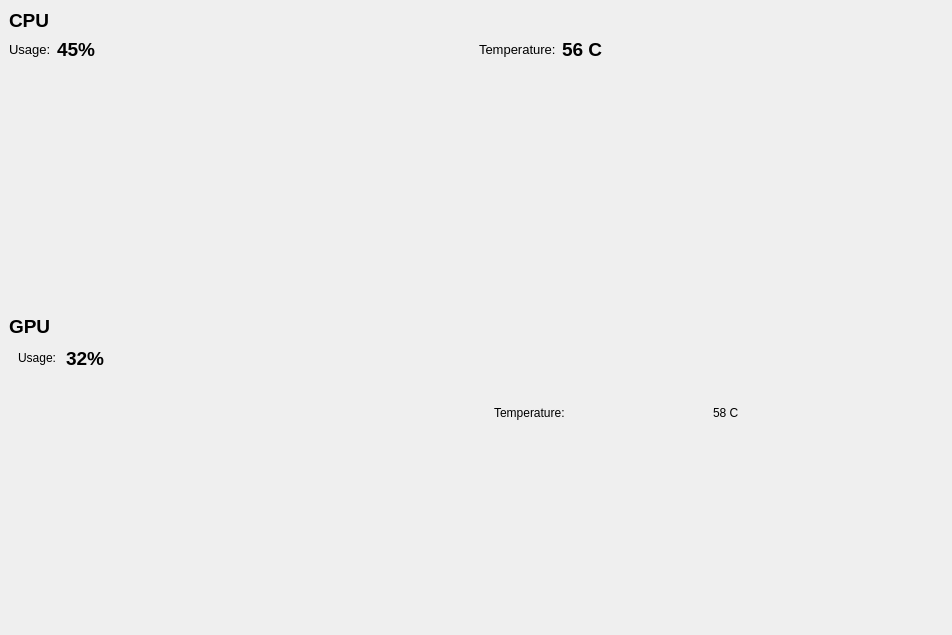
First picture: the form in mainwindow.ui, repository pearcepackman/CorePanel, before the edit.
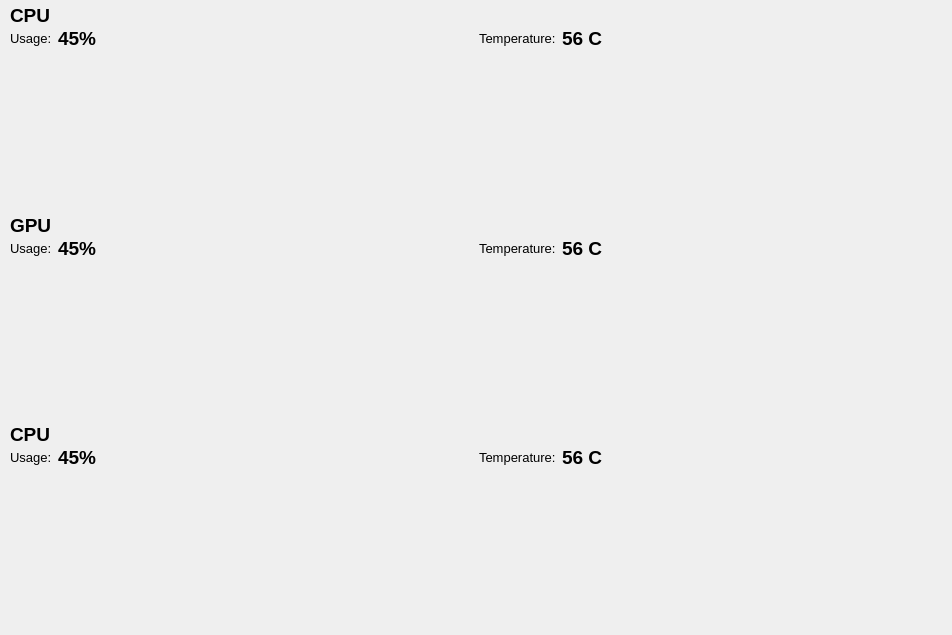
Second picture: the form after the edit.

What changed in the file:
```diff
--- a/mainwindow.ui
+++ b/mainwindow.ui
@@ -29,21 +29,34 @@
    <property name="autoFillBackground">
     <bool>false</bool>
    </property>
-   <layout class="QHBoxLayout">
-    <item>
      <layout class="QVBoxLayout" name="verticalLayout">
-      <item alignment="Qt::AlignmentFlag::AlignTop">
+    <property name="spacing">
+     <number>2</number>
+    </property>
+    <property name="leftMargin">
+     <number>10</number>
+    </property>
+    <property name="topMargin">
+     <number>4</number>
+    </property>
+    <property name="rightMargin">
+     <number>4</number>
+    </property>
+    <property name="bottomMargin">
+     <number>4</number>
+    </property>
+    <item>
        <widget class="QWidget" name="cpuWidget" native="true">
         <property name="sizePolicy">
-         <sizepolicy hsizetype="Expanding" vsizetype="Expanding">
+       <sizepolicy hsizetype="Preferred" vsizetype="Preferred">
           <horstretch>0</horstretch>
           <verstretch>0</verstretch>
          </sizepolicy>
         </property>
         <property name="minimumSize">
          <size>
-          <width>400</width>
-          <height>300</height>
+        <width>0</width>
+        <height>200</height>
          </size>
         </property>
         <layout class="QVBoxLayout" name="verticalLayout_5">
@@ -61,6 +74,9 @@
          </property>
          <item>
           <layout class="QVBoxLayout" name="cpuLayout_2">
+         <property name="spacing">
+          <number>0</number>
+         </property>
            <item>
             <widget class="QLabel" name="label_9">
              <property name="sizePolicy">
@@ -85,6 +101,9 @@
            </item>
            <item>
             <layout class="QHBoxLayout" name="horizontalLayout_4">
+           <property name="spacing">
+            <number>0</number>
+           </property>
              <item>
               <layout class="QVBoxLayout" name="cpuUsageLayout">
                <property name="spacing">
@@ -103,8 +122,8 @@
                  </property>
                  <property name="minimumSize">
                   <size>
-                   <width>400</width>
-                   <height>50</height>
+                 <width>0</width>
+                 <height>0</height>
                   </size>
                  </property>
                  <layout class="QVBoxLayout" name="verticalLayout_6">
@@ -150,7 +169,7 @@
                      <item>
                       <widget class="QLabel" name="label_2">
                        <property name="sizePolicy">
-                        <sizepolicy hsizetype="Fixed" vsizetype="Preferred">
+                      <sizepolicy hsizetype="Fixed" vsizetype="Fixed">
                          <horstretch>0</horstretch>
                          <verstretch>0</verstretch>
                         </sizepolicy>
@@ -167,6 +186,12 @@
                      </item>
                      <item>
                       <widget class="QLabel" name="cpuUsageOutput">
+                     <property name="sizePolicy">
+                      <sizepolicy hsizetype="Fixed" vsizetype="Fixed">
+                       <horstretch>0</horstretch>
+                       <verstretch>0</verstretch>
+                      </sizepolicy>
+                     </property>
                        <property name="font">
                         <font>
                          <pointsize>14</pointsize>
@@ -208,15 +233,15 @@
                      <item>
                       <widget class="QWidget" name="cpuUsageChart" native="true">
                        <property name="sizePolicy">
-                        <sizepolicy hsizetype="Expanding" vsizetype="Expanding">
+                      <sizepolicy hsizetype="Preferred" vsizetype="Preferred">
                          <horstretch>0</horstretch>
                          <verstretch>0</verstretch>
                         </sizepolicy>
                        </property>
                        <property name="minimumSize">
                         <size>
-                         <width>400</width>
-                         <height>50</height>
+                       <width>0</width>
+                       <height>0</height>
                         </size>
                        </property>
                       </widget>
@@ -244,8 +269,8 @@
                  </property>
                  <property name="minimumSize">
                   <size>
-                   <width>400</width>
-                   <height>50</height>
+                 <width>0</width>
+                 <height>0</height>
                   </size>
                  </property>
                  <layout class="QVBoxLayout" name="verticalLayout_9">
@@ -368,8 +393,8 @@
                        </property>
                        <property name="minimumSize">
                         <size>
-                         <width>400</width>
-                         <height>50</height>
+                       <width>0</width>
+                       <height>0</height>
                         </size>
                        </property>
                       </widget>
@@ -392,21 +417,18 @@
       <item>
        <widget class="QWidget" name="gpuWidget" native="true">
         <property name="sizePolicy">
-         <sizepolicy hsizetype="Expanding" vsizetype="Expanding">
+       <sizepolicy hsizetype="Preferred" vsizetype="Preferred">
           <horstretch>0</horstretch>
           <verstretch>0</verstretch>
          </sizepolicy>
         </property>
         <property name="minimumSize">
          <size>
-          <width>400</width>
-          <height>300</height>
-         </size>
-        </property>
-        <layout class="QVBoxLayout" name="verticalLayout_3">
-         <property name="spacing">
-          <number>0</number>
-         </property>
+        <width>0</width>
+        <height>200</height>
+       </size>
+      </property>
+      <layout class="QVBoxLayout" name="verticalLayout_15">
          <property name="leftMargin">
           <number>0</number>
          </property>
@@ -420,9 +442,12 @@
           <number>0</number>
          </property>
          <item>
-          <layout class="QVBoxLayout" name="gpuLayout">
+        <layout class="QVBoxLayout" name="cpuLayout_4">
+         <property name="spacing">
+          <number>0</number>
+         </property>
            <item>
-            <widget class="QLabel" name="label_10">
+          <widget class="QLabel" name="label_11">
              <property name="sizePolicy">
               <sizepolicy hsizetype="Fixed" vsizetype="Fixed">
                <horstretch>0</horstretch>
@@ -435,15 +460,27 @@
                <bold>true</bold>
               </font>
              </property>
+           <property name="lineWidth">
+            <number>1</number>
+           </property>
              <property name="text">
               <string>GPU</string>
              </property>
             </widget>
            </item>
            <item>
-            <layout class="QHBoxLayout" name="horizontalLayout_3">
+          <layout class="QHBoxLayout" name="horizontalLayout_7">
+           <property name="spacing">
+            <number>0</number>
+           </property>
              <item>
-              <layout class="QVBoxLayout" name="gpuUsageLayout">
+            <layout class="QVBoxLayout" name="cpuUsageLayout_3">
+             <property name="spacing">
+              <number>0</number>
+             </property>
+             <property name="sizeConstraint">
+              <enum>QLayout::SizeConstraint::SetDefaultConstraint</enum>
+             </property>
                <item>
                 <widget class="QWidget" name="gpuUsageWidget" native="true">
                  <property name="sizePolicy">
@@ -452,7 +489,13 @@
                    <verstretch>0</verstretch>
                   </sizepolicy>
                  </property>
-                 <layout class="QVBoxLayout" name="verticalLayout_4">
+               <property name="minimumSize">
+                <size>
+                 <width>400</width>
+                 <height>50</height>
+                </size>
+               </property>
+               <layout class="QVBoxLayout" name="verticalLayout_16">
                   <property name="spacing">
                    <number>0</number>
                   </property>
@@ -469,43 +512,210 @@
                    <number>0</number>
                   </property>
                   <item>
-                   <widget class="QWidget" name="widget_7" native="true">
+                 <widget class="QWidget" name="widget_11" native="true">
                     <property name="sizePolicy">
                      <sizepolicy hsizetype="Fixed" vsizetype="Fixed">
                       <horstretch>0</horstretch>
                       <verstretch>0</verstretch>
                      </sizepolicy>
                     </property>
-                    <layout class="QHBoxLayout" name="horizontalLayout_6">
+                  <layout class="QHBoxLayout" name="horizontalLayout_8">
+                   <property name="spacing">
+                    <number>6</number>
+                   </property>
+                   <property name="leftMargin">
+                    <number>0</number>
+                   </property>
+                   <property name="topMargin">
+                    <number>0</number>
+                   </property>
+                   <property name="rightMargin">
+                    <number>0</number>
+                   </property>
+                   <property name="bottomMargin">
+                    <number>0</number>
+                   </property>
                      <item>
                       <widget class="QLabel" name="label_4">
                        <property name="sizePolicy">
-                        <sizepolicy hsizetype="Fixed" vsizetype="Fixed">
+                      <sizepolicy hsizetype="Fixed" vsizetype="Preferred">
                          <horstretch>0</horstretch>
                          <verstretch>0</verstretch>
                         </sizepolicy>
                        </property>
+                     <property name="font">
+                      <font>
+                       <pointsize>10</pointsize>
+                      </font>
+                     </property>
                        <property name="text">
-                        <string>Usage: </string>
+                      <string>Usage:</string>
                        </property>
                       </widget>
                      </item>
                      <item>
                       <widget class="QLabel" name="gpuUsageOutput">
+                     <property name="font">
+                      <font>
+                       <pointsize>14</pointsize>
+                       <bold>true</bold>
+                      </font>
+                     </property>
+                     <property name="text">
+                      <string>45%</string>
+                     </property>
+                    </widget>
+                   </item>
+                  </layout>
+                 </widget>
+                </item>
+                <item>
+                 <widget class="QWidget" name="widget_12" native="true">
                        <property name="sizePolicy">
+                   <sizepolicy hsizetype="Preferred" vsizetype="Preferred">
+                    <horstretch>0</horstretch>
+                    <verstretch>0</verstretch>
+                   </sizepolicy>
+                  </property>
+                  <layout class="QVBoxLayout" name="verticalLayout_17">
+                   <property name="spacing">
+                    <number>0</number>
+                   </property>
+                   <property name="leftMargin">
+                    <number>0</number>
+                   </property>
+                   <property name="topMargin">
+                    <number>0</number>
+                   </property>
+                   <property name="rightMargin">
+                    <number>0</number>
+                   </property>
+                   <property name="bottomMargin">
+                    <number>0</number>
+                   </property>
+                   <item>
+                    <widget class="QWidget" name="gpuUsageChart" native="true">
+                     <property name="sizePolicy">
+                      <sizepolicy hsizetype="Expanding" vsizetype="Expanding">
+                       <horstretch>0</horstretch>
+                       <verstretch>0</verstretch>
+                      </sizepolicy>
+                     </property>
+                     <property name="minimumSize">
+                      <size>
+                       <width>0</width>
+                       <height>0</height>
+                      </size>
+                     </property>
+                    </widget>
+                   </item>
+                  </layout>
+                 </widget>
+                </item>
+               </layout>
+              </widget>
+             </item>
+            </layout>
+           </item>
+           <item>
+            <layout class="QVBoxLayout" name="cpuTempLayout_3">
+             <property name="spacing">
+              <number>0</number>
+             </property>
+             <item>
+              <widget class="QWidget" name="cpuTempWidget_3" native="true">
+               <property name="sizePolicy">
+                <sizepolicy hsizetype="Expanding" vsizetype="Expanding">
+                 <horstretch>0</horstretch>
+                 <verstretch>0</verstretch>
+                </sizepolicy>
+               </property>
+               <property name="minimumSize">
+                <size>
+                 <width>400</width>
+                 <height>50</height>
+                </size>
+               </property>
+               <layout class="QVBoxLayout" name="verticalLayout_18">
+                <property name="spacing">
+                 <number>0</number>
+                </property>
+                <property name="leftMargin">
+                 <number>0</number>
+                </property>
+                <property name="topMargin">
+                 <number>0</number>
+                </property>
+                <property name="rightMargin">
+                 <number>0</number>
+                </property>
+                <property name="bottomMargin">
+                 <number>0</number>
+                </property>
+                <item>
+                 <widget class="QWidget" name="widget_13" native="true">
+                  <property name="sizePolicy">
                         <sizepolicy hsizetype="Fixed" vsizetype="Fixed">
                          <horstretch>0</horstretch>
                          <verstretch>0</verstretch>
                         </sizepolicy>
                        </property>
+                  <property name="minimumSize">
+                   <size>
+                    <width>0</width>
+                    <height>0</height>
+                   </size>
+                  </property>
+                  <layout class="QHBoxLayout" name="horizontalLayout_9">
+                   <property name="spacing">
+                    <number>6</number>
+                   </property>
+                   <property name="leftMargin">
+                    <number>0</number>
+                   </property>
+                   <property name="topMargin">
+                    <number>0</number>
+                   </property>
+                   <property name="rightMargin">
+                    <number>0</number>
+                   </property>
+                   <property name="bottomMargin">
+                    <number>0</number>
+                   </property>
+                   <item alignment="Qt::AlignmentFlag::AlignLeft">
+                    <widget class="QLabel" name="label_8">
+                     <property name="sizePolicy">
+                      <sizepolicy hsizetype="Fixed" vsizetype="Preferred">
+                       <horstretch>0</horstretch>
+                       <verstretch>0</verstretch>
+                      </sizepolicy>
+                     </property>
                        <property name="font">
                         <font>
+                       <pointsize>10</pointsize>
+                      </font>
+                     </property>
+                     <property name="text">
+                      <string>Temperature:</string>
+                     </property>
+                    </widget>
+                   </item>
+                   <item alignment="Qt::AlignmentFlag::AlignLeft">
+                    <widget class="QLabel" name="gpuTempOutput">
+                     <property name="sizePolicy">
+                      <sizepolicy hsizetype="Preferred" vsizetype="Preferred">
+                       <horstretch>0</horstretch>
+                       <verstretch>0</verstretch>
+                      </sizepolicy>
+                     </property>
+                     <property name="font">
+                      <font>
                          <pointsize>14</pointsize>
                          <bold>true</bold>
                         </font>
                        </property>
                        <property name="text">
-                        <string>32%</string>
+                      <string>56 C</string>
                        </property>
                       </widget>
                      </item>
@@ -513,38 +723,212 @@
                    </widget>
                   </item>
                   <item>
-                   <widget class="QWidget" name="widget_8" native="true"/>
+                 <widget class="QWidget" name="widget_14" native="true">
+                  <property name="sizePolicy">
+                   <sizepolicy hsizetype="Preferred" vsizetype="Preferred">
+                    <horstretch>0</horstretch>
+                    <verstretch>0</verstretch>
+                   </sizepolicy>
+                  </property>
+                  <layout class="QVBoxLayout" name="verticalLayout_19">
+                   <property name="spacing">
+                    <number>0</number>
+                   </property>
+                   <property name="leftMargin">
+                    <number>0</number>
+                   </property>
+                   <property name="topMargin">
+                    <number>0</number>
+                   </property>
+                   <property name="rightMargin">
+                    <number>0</number>
+                   </property>
+                   <property name="bottomMargin">
+                    <number>0</number>
+                   </property>
+                   <item>
+                    <widget class="QWidget" name="gpuTempChart" native="true">
+                     <property name="sizePolicy">
+                      <sizepolicy hsizetype="Expanding" vsizetype="Expanding">
+                       <horstretch>0</horstretch>
+                       <verstretch>0</verstretch>
+                      </sizepolicy>
+                     </property>
+                     <property name="minimumSize">
+                      <size>
+                       <width>0</width>
+                       <height>0</height>
+                      </size>
+                     </property>
+                    </widget>
                   </item>
                  </layout>
                 </widget>
                </item>
               </layout>
+              </widget>
              </item>
+            </layout>
+           </item>
+          </layout>
+         </item>
+        </layout>
+       </item>
+      </layout>
+     </widget>
+    </item>
              <item>
-              <layout class="QVBoxLayout" name="gpuTempLayout">
+     <widget class="QWidget" name="cpuWidget_2" native="true">
+      <property name="sizePolicy">
+       <sizepolicy hsizetype="Expanding" vsizetype="Expanding">
+        <horstretch>0</horstretch>
+        <verstretch>0</verstretch>
+       </sizepolicy>
+      </property>
+      <property name="minimumSize">
+       <size>
+        <width>0</width>
+        <height>200</height>
+       </size>
+      </property>
+      <layout class="QVBoxLayout" name="verticalLayout_10">
+       <property name="spacing">
+        <number>0</number>
+       </property>
+       <property name="leftMargin">
+        <number>0</number>
+       </property>
+       <property name="topMargin">
+        <number>0</number>
+       </property>
+       <property name="rightMargin">
+        <number>0</number>
+       </property>
+       <property name="bottomMargin">
+        <number>0</number>
+       </property>
                <item>
-                <widget class="QWidget" name="gpuTempWidget" native="true">
-                 <layout class="QVBoxLayout" name="verticalLayout_2">
+        <layout class="QVBoxLayout" name="cpuLayout_3">
+         <property name="spacing">
+          <number>0</number>
+         </property>
                   <item>
-                   <widget class="QWidget" name="widget" native="true">
+          <widget class="QLabel" name="label_10">
                     <property name="sizePolicy">
-                     <sizepolicy hsizetype="Expanding" vsizetype="Expanding">
+            <sizepolicy hsizetype="Fixed" vsizetype="Fixed">
                       <horstretch>0</horstretch>
                       <verstretch>0</verstretch>
                      </sizepolicy>
                     </property>
+           <property name="font">
+            <font>
+             <pointsize>14</pointsize>
+             <bold>true</bold>
+            </font>
+           </property>
+           <property name="lineWidth">
+            <number>1</number>
+           </property>
+           <property name="text">
+            <string>CPU</string>
+           </property>
+          </widget>
+         </item>
+         <item>
                     <layout class="QHBoxLayout" name="horizontalLayout_5">
+           <property name="spacing">
+            <number>0</number>
+           </property>
+           <item>
+            <layout class="QVBoxLayout" name="cpuUsageLayout_2">
+             <property name="spacing">
+              <number>0</number>
+             </property>
+             <property name="sizeConstraint">
+              <enum>QLayout::SizeConstraint::SetDefaultConstraint</enum>
+             </property>
+             <item>
+              <widget class="QWidget" name="cpuUsageWidget_2" native="true">
+               <property name="sizePolicy">
+                <sizepolicy hsizetype="Expanding" vsizetype="Expanding">
+                 <horstretch>0</horstretch>
+                 <verstretch>0</verstretch>
+                </sizepolicy>
+               </property>
+               <property name="minimumSize">
+                <size>
+                 <width>400</width>
+                 <height>50</height>
+                </size>
+               </property>
+               <layout class="QVBoxLayout" name="verticalLayout_11">
+                <property name="spacing">
+                 <number>0</number>
+                </property>
+                <property name="leftMargin">
+                 <number>0</number>
+                </property>
+                <property name="topMargin">
+                 <number>0</number>
+                </property>
+                <property name="rightMargin">
+                 <number>0</number>
+                </property>
+                <property name="bottomMargin">
+                 <number>0</number>
+                </property>
+                <item>
+                 <widget class="QWidget" name="widget_7" native="true">
+                  <property name="sizePolicy">
+                   <sizepolicy hsizetype="Fixed" vsizetype="Fixed">
+                    <horstretch>0</horstretch>
+                    <verstretch>0</verstretch>
+                   </sizepolicy>
+                  </property>
+                  <layout class="QHBoxLayout" name="horizontalLayout_3">
+                   <property name="spacing">
+                    <number>6</number>
+                   </property>
+                   <property name="leftMargin">
+                    <number>0</number>
+                   </property>
+                   <property name="topMargin">
+                    <number>0</number>
+                   </property>
+                   <property name="rightMargin">
+                    <number>0</number>
+                   </property>
+                   <property name="bottomMargin">
+                    <number>0</number>
+                   </property>
                      <item>
                       <widget class="QLabel" name="label_3">
+                     <property name="sizePolicy">
+                      <sizepolicy hsizetype="Fixed" vsizetype="Preferred">
+                       <horstretch>0</horstretch>
+                       <verstretch>0</verstretch>
+                      </sizepolicy>
+                     </property>
+                     <property name="font">
+                      <font>
+                       <pointsize>10</pointsize>
+                      </font>
+                     </property>
                        <property name="text">
-                        <string>Temperature: </string>
+                      <string>Usage:</string>
                        </property>
                       </widget>
                      </item>
                      <item>
-                      <widget class="QLabel" name="gpuTempOutput">
+                    <widget class="QLabel" name="cpuUsageOutput_2">
+                     <property name="font">
+                      <font>
+                       <pointsize>14</pointsize>
+                       <bold>true</bold>
+                      </font>
+                     </property>
                        <property name="text">
-                        <string>58 C</string>
+                      <string>45%</string>
                        </property>
                       </widget>
                      </item>
@@ -552,8 +936,32 @@
                    </widget>
                   </item>
                   <item>
-                   <widget class="QWidget" name="widget_2" native="true">
+                 <widget class="QWidget" name="widget_8" native="true">
                     <property name="sizePolicy">
+                   <sizepolicy hsizetype="Preferred" vsizetype="Preferred">
+                    <horstretch>0</horstretch>
+                    <verstretch>0</verstretch>
+                   </sizepolicy>
+                  </property>
+                  <layout class="QVBoxLayout" name="verticalLayout_12">
+                   <property name="spacing">
+                    <number>0</number>
+                   </property>
+                   <property name="leftMargin">
+                    <number>0</number>
+                   </property>
+                   <property name="topMargin">
+                    <number>0</number>
+                   </property>
+                   <property name="rightMargin">
+                    <number>0</number>
+                   </property>
+                   <property name="bottomMargin">
+                    <number>0</number>
+                   </property>
+                   <item>
+                    <widget class="QWidget" name="cpuUsageChart_2" native="true">
+                     <property name="sizePolicy">
                      <sizepolicy hsizetype="Expanding" vsizetype="Expanding">
                       <horstretch>0</horstretch>
                       <verstretch>0</verstretch>
@@ -565,15 +973,169 @@
                 </widget>
                </item>
               </layout>
+              </widget>
              </item>
             </layout>
            </item>
-          </layout>
-         </item>
+           <item>
+            <layout class="QVBoxLayout" name="cpuTempLayout_2">
+             <property name="spacing">
+              <number>0</number>
+             </property>
+             <item>
+              <widget class="QWidget" name="cpuTempWidget_2" native="true">
+               <property name="sizePolicy">
+                <sizepolicy hsizetype="Expanding" vsizetype="Expanding">
+                 <horstretch>0</horstretch>
+                 <verstretch>0</verstretch>
+                </sizepolicy>
+               </property>
+               <property name="minimumSize">
+                <size>
+                 <width>400</width>
+                 <height>50</height>
+                </size>
+               </property>
+               <layout class="QVBoxLayout" name="verticalLayout_13">
+                <property name="spacing">
+                 <number>0</number>
+                </property>
+                <property name="leftMargin">
+                 <number>0</number>
+                </property>
+                <property name="topMargin">
+                 <number>0</number>
+                </property>
+                <property name="rightMargin">
+                 <number>0</number>
+                </property>
+                <property name="bottomMargin">
+                 <number>0</number>
+                </property>
+                <item>
+                 <widget class="QWidget" name="widget_9" native="true">
+                  <property name="sizePolicy">
+                   <sizepolicy hsizetype="Fixed" vsizetype="Fixed">
+                    <horstretch>0</horstretch>
+                    <verstretch>0</verstretch>
+                   </sizepolicy>
+                  </property>
+                  <property name="minimumSize">
+                   <size>
+                    <width>0</width>
+                    <height>0</height>
+                   </size>
+                  </property>
+                  <layout class="QHBoxLayout" name="horizontalLayout_6">
+                   <property name="spacing">
+                    <number>6</number>
+                   </property>
+                   <property name="leftMargin">
+                    <number>0</number>
+                   </property>
+                   <property name="topMargin">
+                    <number>0</number>
+                   </property>
+                   <property name="rightMargin">
+                    <number>0</number>
+                   </property>
+                   <property name="bottomMargin">
+                    <number>0</number>
+                   </property>
+                   <item alignment="Qt::AlignmentFlag::AlignLeft">
+                    <widget class="QLabel" name="label_7">
+                     <property name="sizePolicy">
+                      <sizepolicy hsizetype="Fixed" vsizetype="Preferred">
+                       <horstretch>0</horstretch>
+                       <verstretch>0</verstretch>
+                      </sizepolicy>
+                     </property>
+                     <property name="font">
+                      <font>
+                       <pointsize>10</pointsize>
+                      </font>
+                     </property>
+                     <property name="text">
+                      <string>Temperature:</string>
+                     </property>
+                    </widget>
+                   </item>
+                   <item alignment="Qt::AlignmentFlag::AlignLeft">
+                    <widget class="QLabel" name="cpuTempOutput_2">
+                     <property name="sizePolicy">
+                      <sizepolicy hsizetype="Preferred" vsizetype="Preferred">
+                       <horstretch>0</horstretch>
+                       <verstretch>0</verstretch>
+                      </sizepolicy>
+                     </property>
+                     <property name="font">
+                      <font>
+                       <pointsize>14</pointsize>
+                       <bold>true</bold>
+                      </font>
+                     </property>
+                     <property name="text">
+                      <string>56 C</string>
+                     </property>
+                    </widget>
+                   </item>
+                  </layout>
+                 </widget>
+                </item>
+                <item>
+                 <widget class="QWidget" name="widget_10" native="true">
+                  <property name="sizePolicy">
+                   <sizepolicy hsizetype="Preferred" vsizetype="Preferred">
+                    <horstretch>0</horstretch>
+                    <verstretch>0</verstretch>
+                   </sizepolicy>
+                  </property>
+                  <layout class="QVBoxLayout" name="verticalLayout_14">
+                   <property name="spacing">
+                    <number>0</number>
+                   </property>
+                   <property name="leftMargin">
+                    <number>0</number>
+                   </property>
+                   <property name="topMargin">
+                    <number>0</number>
+                   </property>
+                   <property name="rightMargin">
+                    <number>0</number>
+                   </property>
+                   <property name="bottomMargin">
+                    <number>0</number>
+                   </property>
+                   <item>
+                    <widget class="QWidget" name="cpuTempChart_2" native="true">
+                     <property name="sizePolicy">
+                      <sizepolicy hsizetype="Expanding" vsizetype="Expanding">
+                       <horstretch>0</horstretch>
+                       <verstretch>0</verstretch>
+                      </sizepolicy>
+                     </property>
+                     <property name="minimumSize">
+                      <size>
+                       <width>0</width>
+                       <height>0</height>
+                      </size>
+                     </property>
+                    </widget>
+                   </item>
         </layout>
        </widget>
       </item>
      </layout>
+              </widget>
+             </item>
+            </layout>
+           </item>
+          </layout>
+         </item>
+        </layout>
+       </item>
+      </layout>
+     </widget>
     </item>
    </layout>
   </widget>
```
Left out of the diff: 10 changed lines with no effect on the pictures. Lines whose indentation alone changed are shown as unchanged.
